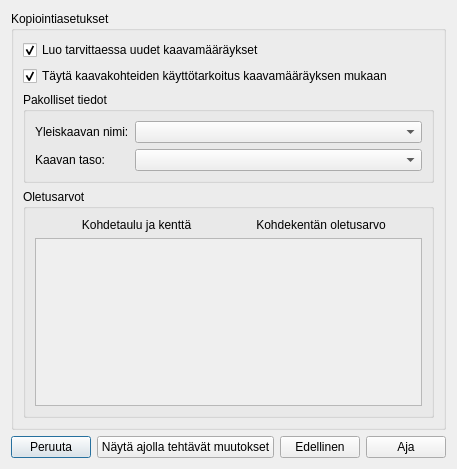
Before: the Qt Designer form yleiskaava_dialog_copy_settings.ui in ernoma/yleiskaava, drawn with Qt 5.
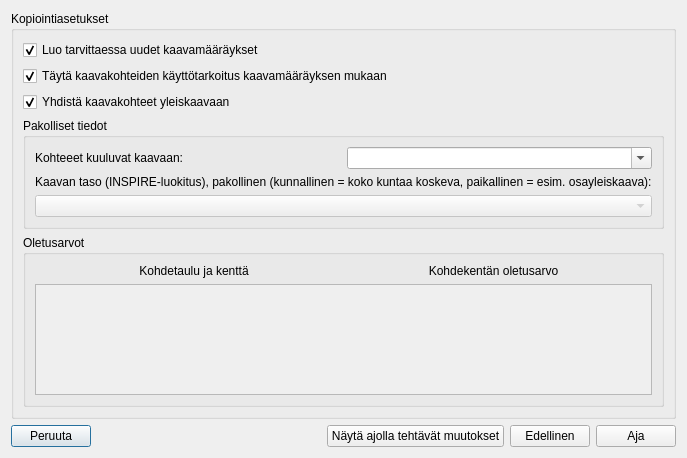
After: the same form once the commit is applied.

The edit to the form file:
```diff
--- a/yleiskaava_dialog_copy_settings.ui
+++ b/yleiskaava_dialog_copy_settings.ui
@@ -6,8 +6,8 @@
    <rect>
     <x>0</x>
     <y>0</y>
-    <width>400</width>
-    <height>469</height>
+    <width>467</width>
+    <height>458</height>
    </rect>
   </property>
   <property name="windowTitle">
@@ -40,31 +40,58 @@
         </property>
        </widget>
       </item>
+      <item>
+       <widget class="QCheckBox" name="checkBoxLinkToSpatialPlan">
+        <property name="text">
+         <string>Yhdistä kaavakohteet yleiskaavaan</string>
+        </property>
+        <property name="checked">
+         <bool>true</bool>
+        </property>
+       </widget>
+      </item>
       <item>
        <widget class="QGroupBox" name="groupBox_2">
+        <property name="enabled">
+         <bool>true</bool>
+        </property>
         <property name="title">
          <string>Pakolliset tiedot</string>
         </property>
-        <layout class="QFormLayout" name="formLayout">
+        <layout class="QGridLayout" name="gridLayout">
          <item row="0" column="0">
           <widget class="QLabel" name="label">
            <property name="text">
-            <string>Yleiskaavan nimi:</string>
+            <string>Kohteeet kuuluvat kaavaan:</string>
            </property>
           </widget>
          </item>
-         <item row="1" column="0">
-          <widget class="QLabel" name="label_2">
-           <property name="text">
-            <string>Kaavan taso:</string>
-           </property>
-          </widget>
-         </item>
-         <item row="1" column="1">
-          <widget class="QComboBox" name="comboBoxLevelOfSpatialPlan"/>
-         </item>
          <item row="0" column="1">
-          <widget class="QComboBox" name="comboBoxSpatialPlanName"/>
+          <widget class="QComboBox" name="comboBoxSpatialPlanName">
+           <property name="enabled">
+            <bool>true</bool>
+           </property>
+           <property name="editable">
+            <bool>true</bool>
+           </property>
+          </widget>
+         </item>
+         <item row="1" column="0" colspan="2">
+          <widget class="QLabel" name="label_2">
+           <property name="text">
+            <string>Kaavan taso (INSPIRE-luokitus), pakollinen (kunnallinen = koko kuntaa koskeva, paikallinen = esim. osayleiskaava):</string>
+           </property>
+          </widget>
+         </item>
+         <item row="2" column="0" colspan="2">
+          <widget class="QComboBox" name="comboBoxLevelOfSpatialPlan">
+           <property name="enabled">
+            <bool>false</bool>
+           </property>
+           <property name="editable">
+            <bool>false</bool>
+           </property>
+          </widget>
          </item>
         </layout>
        </widget>
@@ -115,8 +142,8 @@
              <rect>
               <x>0</x>
               <y>0</y>
-              <width>358</width>
-              <height>259</height>
+              <width>425</width>
+              <height>216</height>
              </rect>
             </property>
             <layout class="QVBoxLayout" name="verticalLayout_4">
```
Left out of the diff: 1 changed line with no effect on the pictures.
